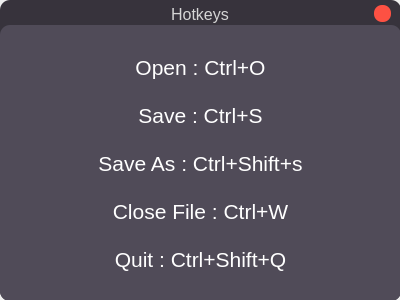
Above: UI/HotkeyWidget.ui from harish3124/Texton before the change. Below: the same form after it.
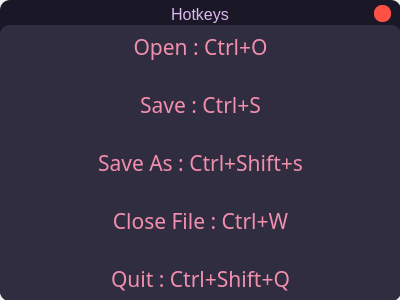
That is the form after the change.

```diff
--- a/UI/HotkeyWidget.ui
+++ b/UI/HotkeyWidget.ui
@@ -29,7 +29,7 @@
    </property>
    <property name="styleSheet">
     <string notr="true">border-radius: 10px;
-background-color: rgb(55, 51, 60);</string>
+background-color: #1A1826;</string>
    </property>
    <property name="frameShape">
     <enum>QFrame::NoFrame</enum>
@@ -124,7 +124,7 @@
           </font>
          </property>
          <property name="styleSheet">
-          <string notr="true">color: rgb(213, 213, 213);
+          <string notr="true">color: #DDB6F2;
 
 </string>
          </property>
@@ -208,7 +208,7 @@
        <item>
         <widget class="QFrame" name="hotkey_frame">
          <property name="styleSheet">
-          <string notr="true">background-color: rgb(80, 75, 88);</string>
+          <string notr="true">background-color: #302D41;</string>
          </property>
          <property name="frameShape">
           <enum>QFrame::StyledPanel</enum>
@@ -233,12 +233,13 @@
            <widget class="QLabel" name="label">
             <property name="font">
              <font>
+              <family>JetBrainsMonoMedium NF</family>
               <pointsize>16</pointsize>
               <italic>false</italic>
              </font>
             </property>
             <property name="styleSheet">
-             <string notr="true">color: rgb(255, 255, 255);</string>
+             <string notr="true">color: #F28FAD;</string>
             </property>
             <property name="text">
              <string>Open : Ctrl+O
```
